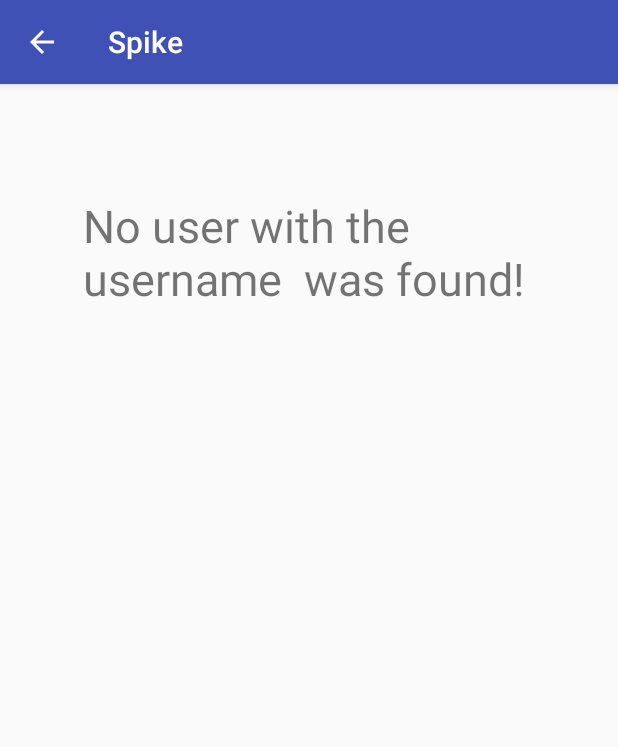
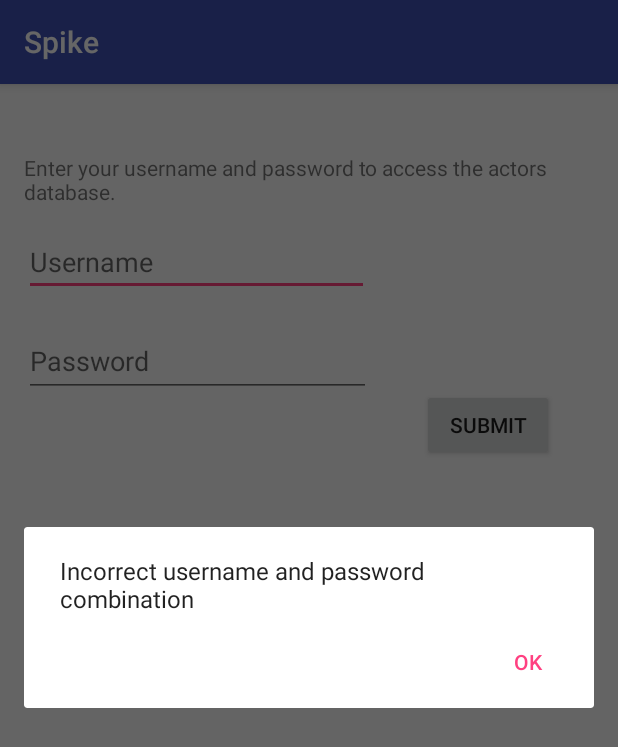
Before and after one commit to r00b/simple-android-app, an Android app: the screen it shows after launch (DisplayMessageActivity before the commit, MainActivity after it), after a tap on "SUBMIT", on a phone screen of 412 x 824 dp. Shown: the top 747 px of the screen. Run offline under Robolectric (Android 15) with nearby library versions, the phone set to English and light mode, and no system bars.

Commit message:
add database backend

```diff
--- a/app/build.gradle
+++ b/app/build.gradle
@@ -24,7 +24,8 @@ dependencies {
     androidTestCompile('com.android.support.test.espresso:espresso-core:2.2.2', {
         exclude group: 'com.android.support', module: 'support-annotations'
     })
-    compile 'com.android.support:appcompat-v7:26.+'
+    compile 'com.android.support:appcompat-v7:26.0.0-alpha1'
     compile 'com.android.support.constraint:constraint-layout:1.0.2'
+    compile 'com.googlecode.json-simple:json-simple:1.1'
     testCompile 'junit:junit:4.12'
 }
--- a/app/src/main/java/spike/spike/DisplayMessageActivity.java
+++ /dev/null
@@ -1,23 +0,0 @@
-package spike.spike;
-
-import android.content.Intent;
-import android.support.v7.app.AppCompatActivity;
-import android.os.Bundle;
-import android.widget.TextView;
-
-public class DisplayMessageActivity extends AppCompatActivity {
-
-    @Override
-    protected void onCreate(Bundle savedInstanceState) {
-        super.onCreate(savedInstanceState);
-        setContentView(R.layout.activity_display_message);
-
-        // Get the Intent that started this activity and extract the string
-        Intent intent = getIntent();
-        String message = intent.getStringExtra(MainActivity.EXTRA_MESSAGE);
-
-        // Capture the layout's TextView and set the string as its text
-        TextView textView = (TextView) findViewById(R.id.textView);
-        textView.setText(message);
-    }
-}
--- a/app/src/main/java/spike/spike/MainActivity.java
+++ b/app/src/main/java/spike/spike/MainActivity.java
@@ -1,9 +1,10 @@
 package spike.spike;
 
+import android.app.AlertDialog;
+import android.content.DialogInterface;
 import android.content.Intent;
 import android.support.v7.app.AppCompatActivity;
 import android.os.Bundle;
-import android.util.Log;
 import android.view.View;
 import android.widget.EditText;
 
@@ -11,8 +12,6 @@ import java.util.HashMap;
 import java.util.Map;
 
 public class MainActivity extends AppCompatActivity {
-
-    public static final String EXTRA_MESSAGE = "";
 
     public static Map<String, User> users;
 
@@ -40,7 +39,7 @@ public class MainActivity extends AppCompatActivity {
 
     /** Called when the user taps the Send button */
     public void sendMessage(View view) {
-        Intent intent = new Intent(this, DisplayMessageActivity.class);
+        Intent intent = new Intent(this, DisplayActorsActivity.class);
 
         EditText usernameEditText = (EditText) findViewById(R.id.username);
         EditText passwordEditText = (EditText) findViewById(R.id.password);
@@ -50,12 +49,29 @@ public class MainActivity extends AppCompatActivity {
         User user = users.get(username);
 
         if (user == null) {
-            intent.putExtra(EXTRA_MESSAGE, "No user with the username " + username + " was found!");
+            // none found
+            displayBadLoginAlert();
+        } else if (user.authenticate(password)) {
+            // fetch from database and display everything
+            startActivity(intent);
         } else {
-            intent.putExtra(EXTRA_MESSAGE, user.getSecret(password));
+            displayBadLoginAlert();
         }
-        startActivity(intent);
+    }
+
+    public void displayBadLoginAlert() {
+        AlertDialog.Builder userNotFoundDialog = new AlertDialog.Builder(this);
+        userNotFoundDialog.setMessage("Incorrect username and password combination")
+                .setCancelable(false)
+                .setPositiveButton("OK", new DialogInterface.OnClickListener() {
+                    public void onClick(DialogInterface dialog, int id) {
+                        //do things
+                    }
+                });
+        AlertDialog alert = userNotFoundDialog.create();
+        alert.show();
     }
 }
 
 // https://developer.android.com/training/basics/firstapp/starting-activity.html#run
+// http://www.androidhive.info/2012/05/how-to-connect-android-with-php-mysql/
--- a/app/src/main/java/spike/spike/User.java
+++ b/app/src/main/java/spike/spike/User.java
@@ -8,6 +8,8 @@ class User {
 
     private String username;
     private String password;
+
+    @Deprecated
     private String secret;
 
     User(String username, String password) {
@@ -20,10 +22,16 @@ class User {
         return username;
     }
 
+    boolean authenticate(String candidatePassword) {
+        return candidatePassword.equals(password);
+    }
+
+    @Deprecated
     void setSecret(String secret) {
         this.secret = secret;
     }
 
+    @Deprecated
     String getSecret(String givenPassword) {
         if (givenPassword.equals(this.password)) {
             return "Log in successful, now displaying secret: \n" + this.secret;
--- a/app/src/main/res/layout/activity_display_message.xml
+++ b/app/src/main/res/layout/activity_display_message.xml
@@ -4,21 +4,21 @@
     xmlns:tools="http://schemas.android.com/tools"
     android:layout_width="match_parent"
     android:layout_height="match_parent"
-    tools:context="spike.spike.DisplayMessageActivity">
+    tools:context="spike.spike.DisplayActorsActivity">
 
     <TextView
         android:id="@+id/textView"
         android:layout_width="301dp"
         android:layout_height="340dp"
+        android:layout_marginBottom="8dp"
+        android:layout_marginLeft="8dp"
+        android:layout_marginRight="8dp"
         android:layout_marginTop="35dp"
         android:text="TextView"
         android:textSize="30sp"
+        app:layout_constraintBottom_toBottomOf="parent"
         app:layout_constraintLeft_toLeftOf="parent"
         app:layout_constraintRight_toRightOf="parent"
         app:layout_constraintTop_toTopOf="parent"
-        android:layout_marginRight="8dp"
-        android:layout_marginLeft="8dp"
-        app:layout_constraintBottom_toBottomOf="parent"
-        android:layout_marginBottom="8dp"
         app:layout_constraintVertical_bias="0.1" />
 </android.support.constraint.ConstraintLayout>
--- a/app/src/main/res/layout/activity_main.xml
+++ b/app/src/main/res/layout/activity_main.xml
@@ -11,7 +11,7 @@
         android:layout_width="230dp"
         android:layout_height="41dp"
         android:layout_marginLeft="16dp"
-        android:layout_marginTop="16dp"
+        android:layout_marginTop="100dp"
         android:ems="10"
         android:hint="@string/username"
         android:inputType="textPersonName"
@@ -35,7 +35,7 @@
         app:layout_constraintLeft_toLeftOf="parent"
         app:layout_constraintHorizontal_bias="0.0"
         android:layout_marginStart="16dp"
-        android:layout_marginTop="17dp"
+        android:layout_marginTop="19dp"
         app:layout_constraintTop_toBottomOf="@+id/username"
         android:layout_marginRight="8dp"
         app:layout_constraintRight_toRightOf="parent" />
@@ -49,9 +49,20 @@
         app:layout_constraintTop_toTopOf="parent"
         app:layout_constraintBottom_toBottomOf="parent"
         app:layout_constraintRight_toRightOf="parent"
-        app:layout_constraintVertical_bias="0.12"
+        app:layout_constraintVertical_bias="0.274"
         app:layout_constraintLeft_toRightOf="@+id/password"
         android:layout_marginLeft="8dp"
         android:layout_marginRight="8dp"
-        android:layout_marginTop="8dp" />
+        android:layout_marginTop="8dp"
+        app:layout_constraintHorizontal_bias="0.433" />
+
+    <TextView
+        android:id="@+id/textView"
+        android:layout_width="wrap_content"
+        android:layout_height="wrap_content"
+        android:text="@string/instructions"
+        android:layout_marginLeft="16dp"
+        app:layout_constraintLeft_toLeftOf="parent"
+        app:layout_constraintTop_toTopOf="parent"
+        android:layout_marginTop="46dp" />
 </android.support.constraint.ConstraintLayout>
--- a/app/src/main/res/values/strings.xml
+++ b/app/src/main/res/values/strings.xml
@@ -3,4 +3,5 @@
     <string name="button_send">Submit</string>
     <string name="password">Password</string>
     <string name="username">Username</string>
+    <string name="instructions">Enter your username and password to access the actors database.</string>
 </resources>
```
Also changed, not shown: app/src/main/AndroidManifest.xml (+26 -3 lines), app/src/main/java/spike/spike/DisplayActorsActivity.java (added, +151 -0 lines), app/src/main/java/spike/spike/LoadAllProducts.java (added, +15 -0 lines), app/src/main/res/layout/all_items.xml (added, +14 -0 lines), app/src/main/res/layout/list_item.xml (added, +24 -0 lines).
